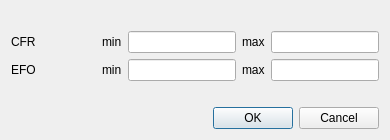
First picture: the form in pyminflux/ui/roi_ranges.ui, repository bsse-scf/pyMINFLUX, before the edit.
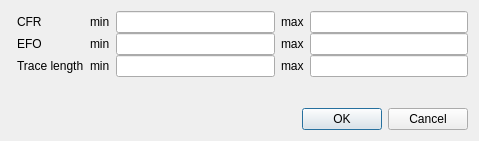
Second picture: the form after the edit.

Commit message: Add trace length length distribution plot to the Analyzer.

```diff
--- a/pyminflux/ui/roi_ranges.ui
+++ b/pyminflux/ui/roi_ranges.ui
@@ -6,12 +6,12 @@
    <rect>
     <x>0</x>
     <y>0</y>
-    <width>390</width>
-    <height>140</height>
+    <width>479</width>
+    <height>141</height>
    </rect>
   </property>
   <property name="sizePolicy">
-   <sizepolicy hsizetype="Preferred" vsizetype="MinimumExpanding">
+   <sizepolicy hsizetype="Preferred" vsizetype="Minimum">
     <horstretch>0</horstretch>
     <verstretch>0</verstretch>
    </sizepolicy>
@@ -22,123 +22,113 @@
     <height>16777215</height>
    </size>
   </property>
-  <layout class="QGridLayout" name="gridLayout">
-   <item row="4" column="0">
-    <widget class="QDialogButtonBox" name="buttonBox">
-     <property name="orientation">
-      <enum>Qt::Horizontal</enum>
+  <layout class="QGridLayout" name="gridLayout_2">
+   <item row="0" column="1">
+    <layout class="QGridLayout" name="gridLayout">
+     <property name="verticalSpacing">
+      <number>0</number>
      </property>
-     <property name="standardButtons">
-      <set>QDialogButtonBox::Cancel|QDialogButtonBox::Ok</set>
-     </property>
-    </widget>
-   </item>
-   <item row="3" column="0">
-    <spacer name="verticalSpacer">
-     <property name="orientation">
-      <enum>Qt::Vertical</enum>
-     </property>
-     <property name="sizeHint" stdset="0">
-      <size>
-       <width>20</width>
-       <height>5</height>
-      </size>
-     </property>
-    </spacer>
-   </item>
-   <item row="2" column="0">
-    <layout class="QHBoxLayout" name="efo_layout">
-     <item>
+     <item row="0" column="1">
+      <widget class="QLabel" name="lbMinCFR">
+       <property name="text">
+        <string>min</string>
+       </property>
+      </widget>
+     </item>
+     <item row="2" column="2">
+      <widget class="QLineEdit" name="leTrLenMin"/>
+     </item>
+     <item row="2" column="4">
+      <widget class="QLineEdit" name="leTrLenMax"/>
+     </item>
+     <item row="0" column="3">
+      <widget class="QLabel" name="lbCFRMax">
+       <property name="text">
+        <string>max</string>
+       </property>
+      </widget>
+     </item>
+     <item row="2" column="0">
+      <widget class="QLabel" name="lbTrLen">
+       <property name="text">
+        <string>Trace length</string>
+       </property>
+      </widget>
+     </item>
+     <item row="1" column="0">
       <widget class="QLabel" name="lbEFO">
        <property name="text">
         <string>EFO</string>
        </property>
       </widget>
      </item>
-     <item>
-      <spacer name="efo_spacer">
-       <property name="orientation">
-        <enum>Qt::Horizontal</enum>
-       </property>
-       <property name="sizeHint" stdset="0">
-        <size>
-         <width>40</width>
-         <height>0</height>
-        </size>
-       </property>
-      </spacer>
-     </item>
-     <item>
-      <widget class="QLabel" name="lbEFOMin">
-       <property name="text">
-        <string>min</string>
-       </property>
-      </widget>
-     </item>
-     <item>
+     <item row="1" column="2">
       <widget class="QLineEdit" name="leEFOMin"/>
      </item>
-     <item>
-      <widget class="QLabel" name="lbEFOMax">
-       <property name="text">
-        <string>max</string>
-       </property>
-      </widget>
-     </item>
-     <item>
+     <item row="1" column="4">
       <widget class="QLineEdit" name="leEFOMax"/>
      </item>
-    </layout>
-   </item>
-   <item row="1" column="0">
-    <layout class="QHBoxLayout" name="cfr_layout">
-     <item>
+     <item row="0" column="0">
       <widget class="QLabel" name="lbCFR">
        <property name="text">
         <string>CFR</string>
        </property>
       </widget>
      </item>
-     <item>
-      <spacer name="cfr_spacer">
-       <property name="orientation">
-        <enum>Qt::Horizontal</enum>
-       </property>
-       <property name="sizeHint" stdset="0">
-        <size>
-         <width>40</width>
-         <height>0</height>
-        </size>
-       </property>
-      </spacer>
-     </item>
-     <item>
-      <widget class="QLabel" name="lbMinCFR">
-       <property name="text">
-        <string>min</string>
-       </property>
-      </widget>
-     </item>
-     <item>
-      <widget class="QLineEdit" name="leCFRMin"/>
-     </item>
-     <item>
-      <widget class="QLabel" name="lbCFRMax">
+     <item row="2" column="3">
+      <widget class="QLabel" name="lbTrLenMax">
        <property name="text">
         <string>max</string>
        </property>
       </widget>
      </item>
-     <item>
+     <item row="0" column="4">
       <widget class="QLineEdit" name="leCFRMax"/>
      </item>
+     <item row="0" column="2">
+      <widget class="QLineEdit" name="leCFRMin"/>
+     </item>
+     <item row="1" column="3">
+      <widget class="QLabel" name="lbEFOMax">
+       <property name="text">
+        <string>max</string>
+       </property>
+      </widget>
+     </item>
+     <item row="2" column="1">
+      <widget class="QLabel" name="lbTrLenMin">
+       <property name="text">
+        <string>min</string>
+       </property>
+      </widget>
+     </item>
+     <item row="1" column="1">
+      <widget class="QLabel" name="lbEFOMin">
+       <property name="text">
+        <string>min</string>
+       </property>
+      </widget>
+     </item>
     </layout>
    </item>
-   <item row="0" column="0">
-    <spacer name="verticalSpacer_2">
+   <item row="2" column="0" colspan="2">
+    <widget class="QDialogButtonBox" name="buttonBox">
+     <property name="orientation">
+      <enum>Qt::Horizontal</enum>
+     </property>
+     <property name="standardButtons">
+      <set>QDialogButtonBox::Cancel|QDialogButtonBox::Ok</set>
+     </property>
+    </widget>
+   </item>
+   <item row="1" column="0" colspan="2">
+    <spacer name="verticalSpacer_bottom">
      <property name="orientation">
       <enum>Qt::Vertical</enum>
      </property>
+     <property name="sizeType">
+      <enum>QSizePolicy::Expanding</enum>
+     </property>
      <property name="sizeHint" stdset="0">
       <size>
        <width>20</width>
```
The commit also changes 7 other files.
